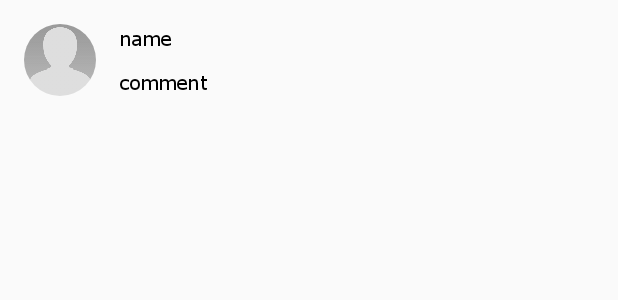
After one commit to NyiNyiLin/counselor, an Android app: the layout item_view_comment.xml on its own in the app's theme, with its tools: preview values and no code run, on a phone screen of 412 x 824 dp. The commit adds this screen. Shown: the top 300 px of the screen. Run offline under Robolectric (Android 15) with nearby library versions, the phone set to English and light mode, and no system bars.

Commit message:
add comment

```diff
--- a/Counselling/app/src/main/java/com/nyi/annonymous/counselling/activities/MainActivity.java
+++ b/Counselling/app/src/main/java/com/nyi/annonymous/counselling/activities/MainActivity.java
@@ -60,7 +60,7 @@ public class MainActivity extends AppCompatActivity{
                     DialogFragment postDial = PostFragment.newInstance();
                     postDial.show(getSupportFragmentManager(), "Post");
                 }else {
-                    Intent intent = new Intent(getApplicationContext(), LogInActivity.class);
+                    Intent intent = LogInfbActivity.newIntent();
                     startActivity(intent);
                 }
 
--- a/Counselling/app/src/main/java/com/nyi/annonymous/counselling/fragments/LiveFeedFragment.java
+++ b/Counselling/app/src/main/java/com/nyi/annonymous/counselling/fragments/LiveFeedFragment.java
@@ -3,6 +3,7 @@ package com.nyi.annonymous.counselling.fragments;
 
 import android.os.Bundle;
 import android.support.annotation.NonNull;
+import android.support.v4.app.DialogFragment;
 import android.support.v4.app.Fragment;
 import android.support.v7.widget.LinearLayoutManager;
 import android.support.v7.widget.RecyclerView;
@@ -109,8 +110,9 @@ public class LiveFeedFragment extends Fragment implements LiveFeedVH.LiveFeedCon
 
     @Override
     public void onTapComment(LiveFeed liveFeed) {
-
-
+        CommentDialogFragment dialog = CommentDialogFragment.newInstance(liveFeed.getCommentID());
+        dialog.setStyle(DialogFragment.STYLE_NORMAL, R.style.Dialog_FullScreen);
+        dialog.show(getFragmentManager(), "Comment");
     }
 
     private void getDataFromFirebase(){
--- /dev/null
+++ b/Counselling/app/src/main/res/layout/item_view_comment.xml
@@ -0,0 +1,46 @@
+<?xml version="1.0" encoding="utf-8"?>
+<RelativeLayout xmlns:android="http://schemas.android.com/apk/res/android"
+    android:layout_width="match_parent"
+    android:layout_height="wrap_content"
+    xmlns:app="http://schemas.android.com/apk/res-auto"
+    android:orientation="horizontal"
+    android:layout_marginLeft="@dimen/margin_medium"
+    android:layout_marginRight="@dimen/margin_medium"
+    android:layout_marginTop="@dimen/margin_medium"
+    app:cardCornerRadius="@dimen/margin_medium"
+    app:cardElevation="@dimen/margin_medium"
+    app:cardBackgroundColor="#fff">
+
+    <de.hdodenhof.circleimageview.CircleImageView
+        android:id="@+id/iv_user_image"
+        android:layout_width="48dp"
+        android:layout_height="48dp"
+        android:src="@drawable/placeholder"
+        android:layout_margin="@dimen/margin_medium"/>
+
+    <com.nyi.annonymous.counselling.components.MMTextView
+        android:id="@+id/tv_item_view_comment_name"
+        android:layout_width="match_parent"
+        android:layout_height="wrap_content"
+        android:text="name"
+        android:textColor="#000"
+        android:layout_gravity="center"
+        android:gravity="center_vertical"
+        android:layout_marginLeft="@dimen/margin_medium"
+        android:layout_marginTop="@dimen/margin_medium"
+        android:layout_toRightOf="@id/iv_user_image"/>
+
+    <com.nyi.annonymous.counselling.components.MMTextView
+        android:id="@+id/tv_item_view_comment"
+        android:layout_width="match_parent"
+        android:layout_height="wrap_content"
+        android:text="comment"
+        android:textColor="#000"
+        android:layout_gravity="center"
+        android:gravity="center_vertical"
+        android:layout_marginLeft="@dimen/margin_medium"
+        android:layout_marginTop="@dimen/margin_medium"
+        android:layout_toRightOf="@id/iv_user_image"
+        android:layout_below="@id/tv_item_view_comment_name"/>
+
+</RelativeLayout>
```
Also changed, not shown: Counselling/app/src/main/java/com/nyi/annonymous/counselling/adapters/CommentAdapter.java (added, +56 -0 lines), Counselling/app/src/main/java/com/nyi/annonymous/counselling/data/VOS/Comment.java (added, +32 -0 lines), Counselling/app/src/main/java/com/nyi/annonymous/counselling/fragments/CommentDialogFragment.java (added, +181 -0 lines), Counselling/app/src/main/java/com/nyi/annonymous/counselling/views/holders/CommentVH.java (added, +46 -0 lines), Counselling/app/src/main/res/layout/fragment_comment_dialoge.xml (added, +36 -0 lines), Counselling/app/src/main/res/values/styles.xml (+8 -0 lines).
